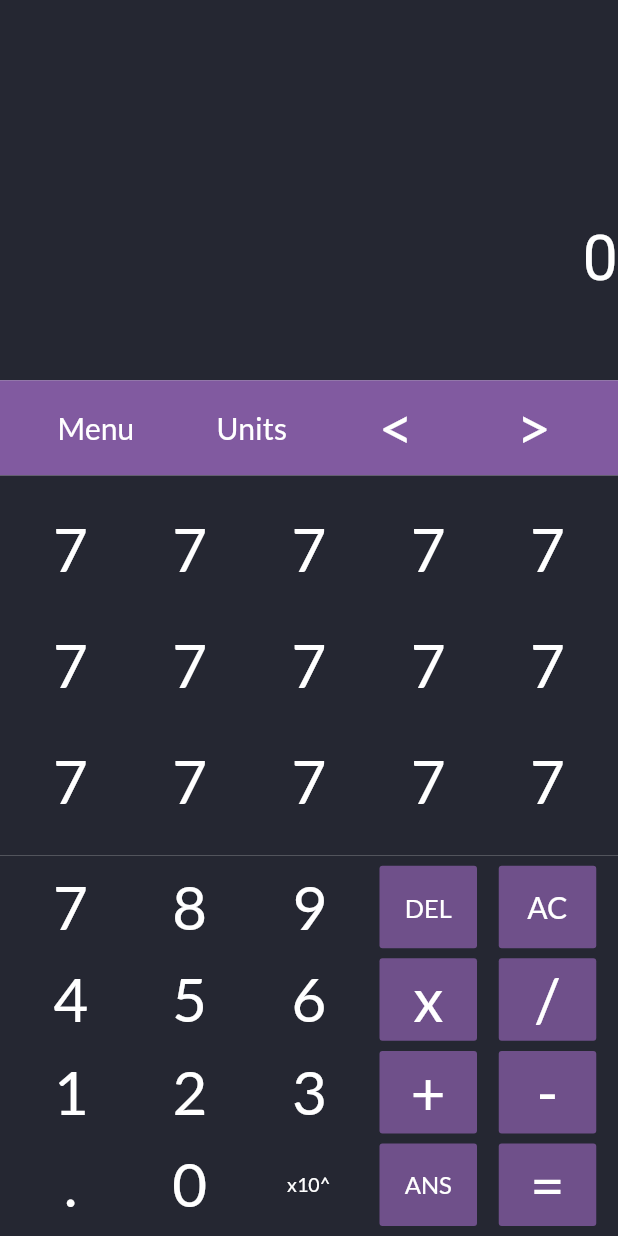
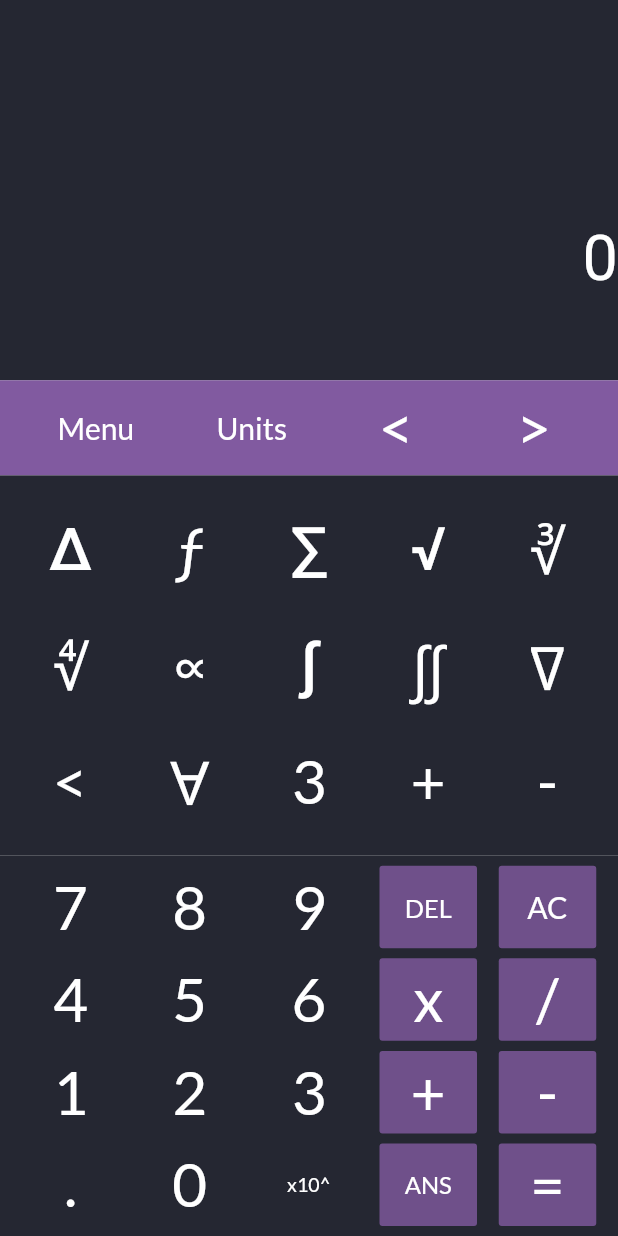
Before and after one commit to ararajs/scientific_calc, a Flutter app: the screen it shows after launch, on a phone screen of 412 x 824 dp. Run offline on Flutter 3.47's test engine with Material 2 defaults, Android fonts, the phone set to English and light mode, and no system bars; our stand-ins replace google_fonts, math_expressions.

Commit message:
Bryan - added some symbols

```diff
--- a/lib/main.dart
+++ b/lib/main.dart
@@ -141,33 +141,33 @@ class _HomePageState extends State<HomePage> {
                         mainAxisAlignment: MainAxisAlignment.spaceEvenly,
                         crossAxisAlignment: CrossAxisAlignment.start,
                         children: <Widget> [
-                          Button(Input:"7", Update_Input: update_input, Colorlist: MainColor, Size: 40.0,),
-                          Button(Input:"7", Update_Input: update_input, Colorlist: MainColor, Size: 40.0,),
-                          Button(Input:"7", Update_Input: update_input, Colorlist: MainColor, Size: 40.0,),
-                          Button(Input:"7", Update_Input: update_input, Colorlist: MainColor, Size: 40.0,),
-                          Button(Input:"7", Update_Input: update_input, Colorlist: MainColor, Size: 40.0,),
+                          Button(Input:"∆", Update_Input: update_input, Colorlist: MainColor, Size: 40.0,),
+                          Button(Input:"ƒ", Update_Input: update_input, Colorlist: MainColor, Size: 40.0,),
+                          Button(Input:"∑", Update_Input: update_input, Colorlist: MainColor, Size: 40.0,),
+                          Button(Input:"√", Update_Input: update_input, Colorlist: MainColor, Size: 40.0,),
+                          Button(Input:"∛", Update_Input: update_input, Colorlist: MainColor, Size: 40.0,),
                         ],
                       ),
                       Row(
                         mainAxisAlignment: MainAxisAlignment.spaceEvenly,
                         crossAxisAlignment: CrossAxisAlignment.start,
                         children: <Widget> [
-                          Button(Input:"7", Update_Input: update_input, Colorlist: MainColor, Size: 40.0,),
-                          Button(Input:"7", Update_Input: update_input, Colorlist: MainColor, Size: 40.0,),
-                          Button(Input:"7", Update_Input: update_input, Colorlist: MainColor, Size: 40.0,),
-                          Button(Input:"7", Update_Input: update_input, Colorlist: MainColor, Size: 40.0,),
-                          Button(Input:"7", Update_Input: update_input, Colorlist: MainColor, Size: 40.0,),
+                          Button(Input:"∜", Update_Input: update_input, Colorlist: MainColor, Size: 40.0,),
+                          Button(Input:"∝", Update_Input: update_input, Colorlist: MainColor, Size: 40.0,),
+                          Button(Input:"∫", Update_Input: update_input, Colorlist: MainColor, Size: 40.0,),
+                          Button(Input:"∬", Update_Input: update_input, Colorlist: MainColor, Size: 40.0,),
+                          Button(Input:"∇", Update_Input: update_input, Colorlist: MainColor, Size: 40.0,),
                         ],
                       ),
                       Row(
                         mainAxisAlignment: MainAxisAlignment.spaceEvenly,
                         crossAxisAlignment: CrossAxisAlignment.start,
                         children: <Widget> [
-                          Button(Input:"7", Update_Input: update_input, Colorlist: MainColor, Size: 40.0,),
-                          Button(Input:"7", Update_Input: update_input, Colorlist: MainColor, Size: 40.0,),
-                          Button(Input:"7", Update_Input: update_input, Colorlist: MainColor, Size: 40.0,),
-                          Button(Input:"7", Update_Input: update_input, Colorlist: MainColor, Size: 40.0,),
-                          Button(Input:"7", Update_Input: update_input, Colorlist: MainColor, Size: 40.0,),
+                          Button(Input:"<", Update_Input: update_input, Colorlist: MainColor, Size: 40.0,),
+                          Button(Input:"∀", Update_Input: update_input, Colorlist: MainColor, Size: 40.0,),
+                          Button(Input:"3", Update_Input: update_input, Colorlist: MainColor, Size: 40.0,),
+                          Button(Input:"+", Update_Input: update_input, Colorlist: MainColor, Size: 40.0,),
+                          Button(Input:"-", Update_Input: update_input, Colorlist: MainColor, Size: 40.0,),
                         ],
                       ),
                     ],
@@ -180,33 +180,33 @@ class _HomePageState extends State<HomePage> {
                         mainAxisAlignment: MainAxisAlignment.spaceEvenly,
                         crossAxisAlignment: CrossAxisAlignment.start,
                         children: <Widget> [
-                          Button(Input:"7", Update_Input: update_input, Colorlist: MainColor, Size: 40.0,),
-                          Button(Input:"7", Update_Input: update_input, Colorlist: MainColor, Size: 40.0,),
-                          Button(Input:"7", Update_Input: update_input, Colorlist: MainColor, Size: 40.0,),
-                          Button(Input:"7", Update_Input: update_input, Colorlist: MainColor, Size: 40.0,),
-                          Button(Input:"7", Update_Input: update_input, Colorlist: MainColor, Size: 40.0,),
+                          Button(Input:"log10", Update_Input: update_input, Colorlist: MainColor, Size: 10.0,),
+                          Button(Input:"log2", Update_Input: update_input, Colorlist: MainColor, Size: 10.0,),
+                          Button(Input:"log", Update_Input: update_input, Colorlist: MainColor, Size: 10.0,),
+                          Button(Input:"ln", Update_Input: update_input, Colorlist: MainColor, Size: 30.0,),
+                          Button(Input:"A", Update_Input: update_input, Colorlist: MainColor, Size: 40.0,),
                         ],
                   ),
                       Row(
                         mainAxisAlignment: MainAxisAlignment.spaceEvenly,
                         crossAxisAlignment: CrossAxisAlignment.start,
                         children: <Widget> [
-                          Button(Input:"7", Update_Input: update_input, Colorlist: MainColor, Size: 40.0,),
-                          Button(Input:"7", Update_Input: update_input, Colorlist: MainColor, Size: 40.0,),
-                          Button(Input:"7", Update_Input: update_input, Colorlist: MainColor, Size: 40.0,),
-                          Button(Input:"7", Update_Input: update_input, Colorlist: MainColor, Size: 40.0,),
-                          Button(Input:"7", Update_Input: update_input, Colorlist: MainColor, Size: 40.0,),
+                          Button(Input:"e^", Update_Input: update_input, Colorlist: MainColor, Size: 40.0,),
+                          Button(Input:"^", Update_Input: update_input, Colorlist: MainColor, Size: 40.0,),
+                          Button(Input:"(", Update_Input: update_input, Colorlist: MainColor, Size: 40.0,),
+                          Button(Input:")", Update_Input: update_input, Colorlist: MainColor, Size: 40.0,),
+                          Button(Input:"sqrt(", Update_Input: update_input, Colorlist: MainColor, Size: 40.0,),
                         ],
                       ),
                       Row(
                         mainAxisAlignment: MainAxisAlignment.spaceEvenly,
                         crossAxisAlignment: CrossAxisAlignment.start,
                         children: <Widget> [
-                          Button(Input:"7", Update_Input: update_input, Colorlist: MainColor, Size: 40.0,),
-                          Button(Input:"7", Update_Input: update_input, Colorlist: MainColor, Size: 40.0,),
-                          Button(Input:"7", Update_Input: update_input, Colorlist: MainColor, Size: 40.0,),
-                          Button(Input:"7", Update_Input: update_input, Colorlist: MainColor, Size: 40.0,),
-                          Button(Input:"7", Update_Input: update_input, Colorlist: MainColor, Size: 40.0,),
+                          Button(Input:"-", Update_Input: update_input, Colorlist: MainColor, Size: 40.0,),
+                          Button(Input:"-", Update_Input: update_input, Colorlist: MainColor, Size: 40.0,),
+                          Button(Input:"-", Update_Input: update_input, Colorlist: MainColor, Size: 40.0,),
+                          Button(Input:"-", Update_Input: update_input, Colorlist: MainColor, Size: 40.0,),
+                          Button(Input:"-", Update_Input: update_input, Colorlist: MainColor, Size: 40.0,),
                         ],
                       ),
                     ],
```
